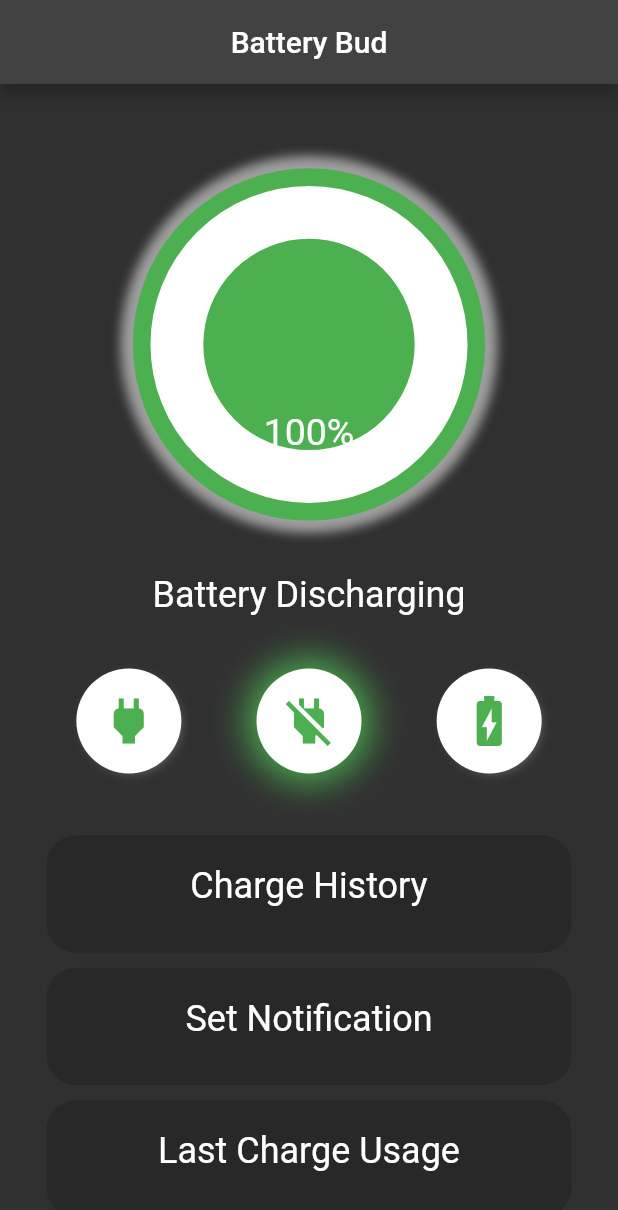
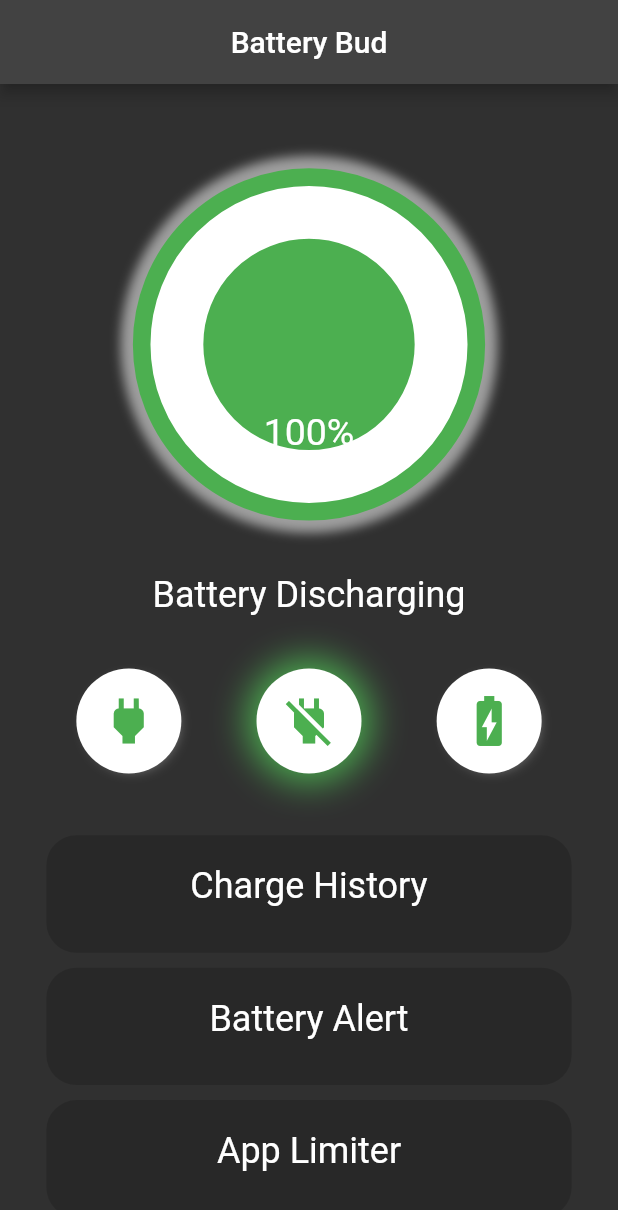
Before and after one commit to shamikhhameed/battery_app, a Flutter app: the screen it shows after launch, on a phone screen of 412 x 824 dp. Shown: the top 1210 px of the screen. Run offline on Flutter 3.47's test engine with Material 2 defaults, Android fonts, the light colour scheme and no system bars; drawn by our look-alikes of syncfusion_flutter_gauges; our stand-ins replace battery_plus, sqflite; accounts and stored records are empty.

Commit message:
edited home page

```diff
--- a/lib/pages/home_page.dart
+++ b/lib/pages/home_page.dart
@@ -182,28 +182,6 @@ class _HomePageState extends State<HomePage> {
                   ),
                 ),
               ),
-              // Container(
-              //   padding: const EdgeInsets.only(top: 15),
-              //   width: MediaQuery.of(context).size.width * 0.85,
-              //   height: MediaQuery.of(context).size.width * 0.16,
-              //   color: Color.fromARGB(40, 0, 0, 0),
-              //   child: Align(
-              //     alignment: Alignment.topCenter,
-              //     child: Column(
-              //       mainAxisAlignment: MainAxisAlignment.spaceBetween,
-              //       children: [
-              //         Text(
-              //           batteryState == BatteryState.charging
-              //               ? "Charging"
-              //               : batteryState == BatteryState.discharging
-              //                   ? "Discharging"
-              //                   : "Fully Charged",
-              //           style: Theme.of(context).textTheme.headline5,
-              //         ),
-              //       ],
-              //     ),
-              //   ),
-              // ),
               const SizedBox(height: 10),
               InkWell(
                 onTap: () {
@@ -250,7 +228,7 @@ class _HomePageState extends State<HomePage> {
                       mainAxisAlignment: MainAxisAlignment.spaceBetween,
                       children: [
                         Text(
-                          "Set Notification",
+                          "Battery Alert",
                           style: Theme.of(context).textTheme.headline5,
                         ),
                       ],
@@ -277,7 +255,7 @@ class _HomePageState extends State<HomePage> {
                       mainAxisAlignment: MainAxisAlignment.spaceBetween,
                       children: [
                         Text(
-                          "Last Charge Usage",
+                          "App Limiter",
                           style: Theme.of(context).textTheme.headline5,
                         ),
                       ],
```
